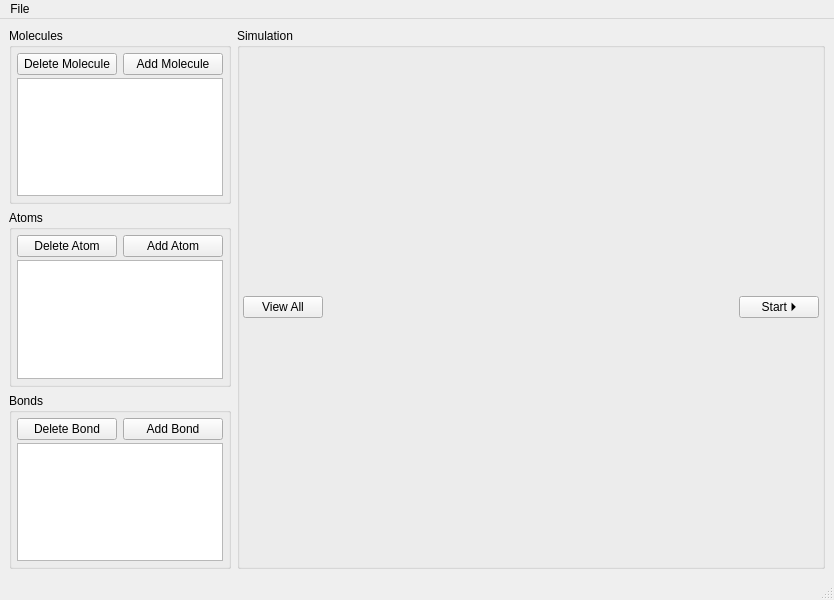
Above: srcs/GUI/mainwindow.ui from El-Draco/ChemSimulator before the change. Below: the same form after it.
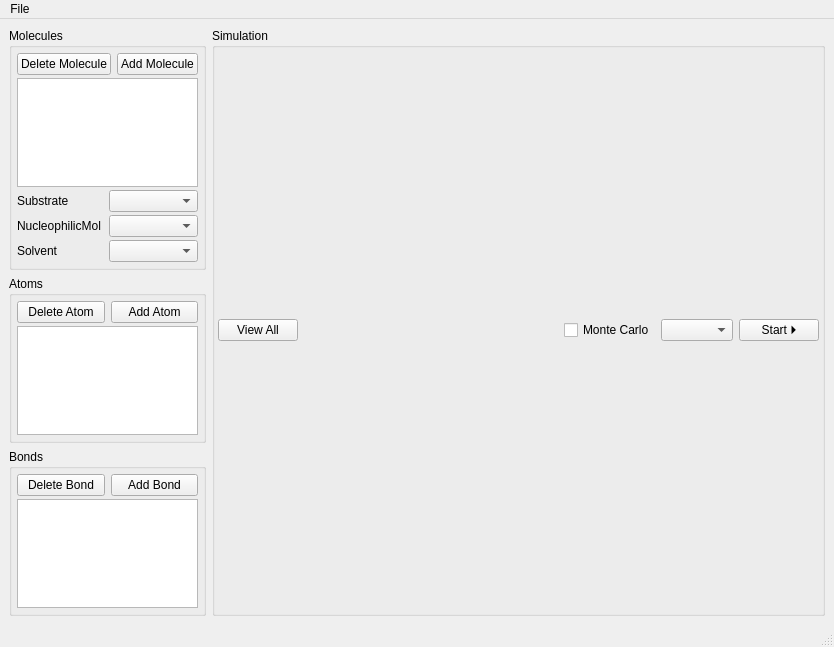
That is the form after the change.

```diff
--- a/srcs/GUI/mainwindow.ui
+++ b/srcs/GUI/mainwindow.ui
@@ -7,7 +7,7 @@
     <x>0</x>
     <y>0</y>
     <width>834</width>
-    <height>600</height>
+    <height>647</height>
    </rect>
   </property>
   <property name="windowTitle">
@@ -22,7 +22,7 @@
      <widget class="QWidget" name="widget" native="true">
       <property name="maximumSize">
        <size>
-        <width>300</width>
+        <width>400</width>
         <height>16777215</height>
        </size>
       </property>
@@ -95,6 +95,99 @@
           <item>
            <widget class="QListView" name="listView"/>
           </item>
+          <item>
+           <widget class="QWidget" name="widget_5" native="true">
+            <layout class="QHBoxLayout" name="horizontalLayout_6">
+             <property name="spacing">
+              <number>3</number>
+             </property>
+             <property name="leftMargin">
+              <number>0</number>
+             </property>
+             <property name="topMargin">
+              <number>0</number>
+             </property>
+             <property name="rightMargin">
+              <number>0</number>
+             </property>
+             <property name="bottomMargin">
+              <number>0</number>
+             </property>
+             <item>
+              <widget class="QLabel" name="label">
+               <property name="text">
+                <string>Substrate</string>
+               </property>
+              </widget>
+             </item>
+             <item>
+              <widget class="QComboBox" name="substrateComboBox"/>
+             </item>
+            </layout>
+           </widget>
+          </item>
+          <item>
+           <widget class="QWidget" name="widget_6" native="true">
+            <layout class="QHBoxLayout" name="horizontalLayout_7">
+             <property name="spacing">
+              <number>3</number>
+             </property>
+             <property name="leftMargin">
+              <number>0</number>
+             </property>
+             <property name="topMargin">
+              <number>0</number>
+             </property>
+             <property name="rightMargin">
+              <number>0</number>
+             </property>
+             <property name="bottomMargin">
+              <number>0</number>
+             </property>
+             <item>
+              <widget class="QLabel" name="label_2">
+               <property name="text">
+                <string>NucleophilicMol</string>
+               </property>
+              </widget>
+             </item>
+             <item>
+              <widget class="QComboBox" name="nucleoComboBox"/>
+             </item>
+            </layout>
+           </widget>
+          </item>
+          <item>
+           <widget class="QWidget" name="widget_7" native="true">
+            <layout class="QHBoxLayout" name="horizontalLayout_8">
+             <property name="spacing">
+              <number>3</number>
+             </property>
+             <property name="leftMargin">
+              <number>0</number>
+             </property>
+             <property name="topMargin">
+              <number>0</number>
+             </property>
+             <property name="rightMargin">
+              <number>0</number>
+             </property>
+             <property name="bottomMargin">
+              <number>0</number>
+             </property>
+             <item>
+              <widget class="QLabel" name="label_3">
+               <property name="text">
+                <string>Solvent</string>
+               </property>
+              </widget>
+             </item>
+             <item>
+              <widget class="QComboBox" name="solventComboBox"/>
+             </item>
+            </layout>
+           </widget>
+          </item>
          </layout>
         </widget>
        </item>
@@ -303,7 +396,17 @@
               </spacer>
              </item>
              <item>
-              <widget class="QPushButton" name="pushButton">
+              <widget class="QCheckBox" name="monteCarloCheckBox">
+               <property name="text">
+                <string>Monte Carlo</string>
+               </property>
+              </widget>
+             </item>
+             <item>
+              <widget class="QComboBox" name="simTypeComboBox"/>
+             </item>
+             <item>
+              <widget class="QPushButton" name="startButton">
                <property name="text">
                 <string>Start ⏵</string>
                </property>
```
Left out of the diff: 8 changed lines with no effect on the pictures.
